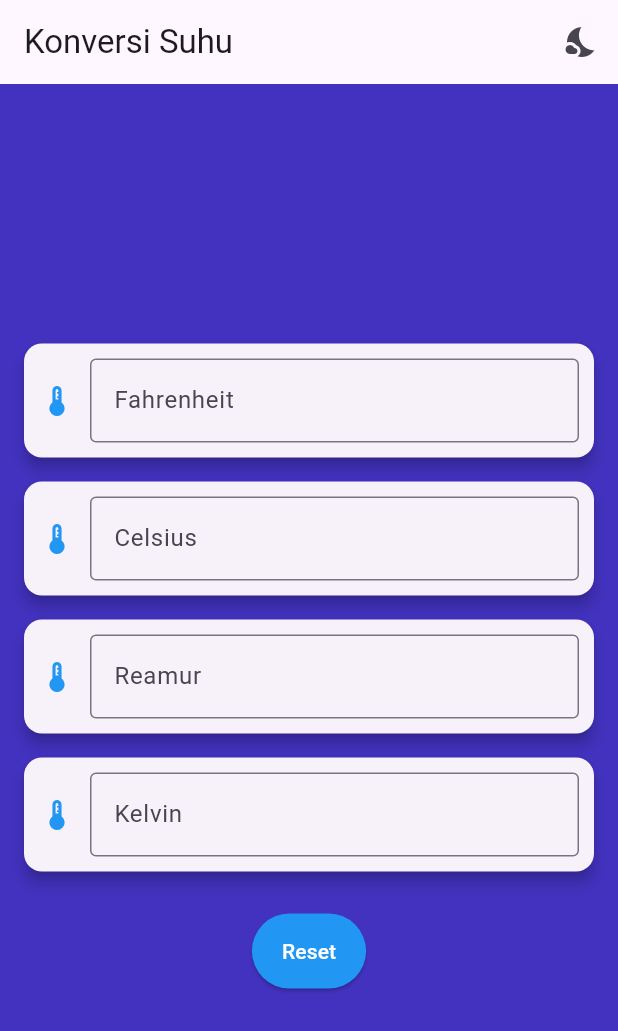
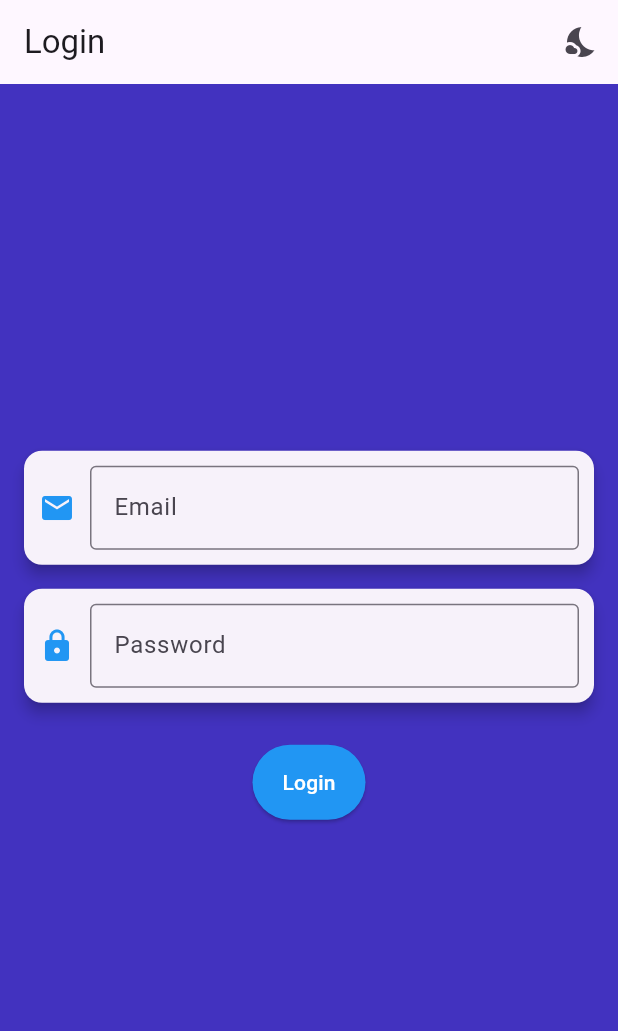
Before and after one commit to wilda0864/Konversi_Suhu, a Flutter app: the screen it shows after launch, on a phone screen of 412 x 824 dp. Shown: the top 1031 px of the screen. Run offline on Flutter 3.47's test engine with Material 3 defaults, Android fonts, the light colour scheme and no system bars.

Commit message:
memperbarui kode

```diff
--- /dev/null
+++ b/lib/login_page.dart
@@ -0,0 +1,115 @@
+import 'package:flutter/material.dart';
+import 'konversi.dart';
+import 'package:flutter/services.dart';
+
+class MyLoginPage extends StatefulWidget {
+  const MyLoginPage({super.key});
+
+  @override
+  State<MyLoginPage> createState() => _MyLoginPageState();
+}
+
+class _MyLoginPageState extends State<MyLoginPage> {
+  final TextEditingController emailController = TextEditingController();
+  final TextEditingController passwordController = TextEditingController();
+  bool _isDarkMode = false;
+  String useremail = "wildaaurora4@gmail.com";
+  String pass = "080604";
+  String notif = " ";
+
+  void login(String email, String password) {
+    if (email == useremail && password == pass) {
+      setState(() {
+        notif = " ";
+      });
+      Navigator.push(
+        context,
+        MaterialPageRoute(builder: (context) => const TemperatureConverter()),
+      );
+    } else {
+      setState(() {
+        notif = "Email atau password salah";
+      });
+    }
+  }
+
+  Widget _buildTextField(String label, TextEditingController controller, bool obscureText, IconData icon) {
+    return Card(
+      elevation: 4,
+      margin: const EdgeInsets.symmetric(vertical: 8),
+      child: Padding(
+        padding: const EdgeInsets.all(10),
+        child: Row(
+          children: [
+            Icon(icon, color: Colors.blue),
+            const SizedBox(width: 10),
+            Expanded(
+              child: TextField(
+                controller: controller,
+                obscureText: obscureText,
+                keyboardType:
+                    obscureText ? TextInputType.text : TextInputType.emailAddress,
+                inputFormatters: obscureText
+                    ? null
+                    : [FilteringTextInputFormatter.deny(RegExp(r'\s'))],
+                decoration: InputDecoration(
+                  labelText: label,
+                  border: const OutlineInputBorder(),
+                ),
+              ),
+            ),
+          ],
+        ),
+      ),
+    );
+  }
+
+  @override
+  Widget build(BuildContext context) {
+    return Scaffold(
+      appBar: AppBar(
+        title: const Text('Login'),
+        actions: [
+          IconButton(
+            icon: Icon(_isDarkMode ? Icons.wb_sunny : Icons.nights_stay),
+            onPressed: () {
+              setState(() {
+                _isDarkMode = !_isDarkMode;
+              });
+            },
+          ),
+        ],
+      ),
+      backgroundColor: _isDarkMode ? Colors.black : const Color.fromARGB(255, 66, 50, 191),
+      body: Padding(
+        padding: const EdgeInsets.all(16.0),
+        child: Column(
+          mainAxisAlignment: MainAxisAlignment.center,
+          children: [
+            _buildTextField('Email', emailController, false, Icons.email),
+            _buildTextField('Password', passwordController, true, Icons.lock),
+            const SizedBox(height: 20),
+            ElevatedButton(
+              onPressed: () => login(emailController.text, passwordController.text),
+              style: ElevatedButton.styleFrom(
+                backgroundColor: Colors.blue,
+                foregroundColor: Colors.white,
+                padding: const EdgeInsets.symmetric(horizontal: 20, vertical: 15),
+              ),
+              child: const Text('Login'),
+            ),
+            const SizedBox(height: 20),
+            Text(
+              notif,
+              textAlign: TextAlign.center,
+              style: const TextStyle(
+                fontWeight: FontWeight.w600,
+                fontSize: 15,
+              ),
+            ),
+          ],
+        ),
+      ),
+    );
+  }
+}
--- a/lib/main.dart
+++ b/lib/main.dart
@@ -1,5 +1,5 @@
 import 'package:flutter/material.dart';
-import 'konversi.dart';
+import 'login_page.dart';
 
 void main() {
   runApp(const MyApp());
@@ -16,7 +16,7 @@ class MyApp extends StatelessWidget {
       theme: ThemeData(
         primarySwatch: Colors.blue,
       ),
-      home: const TemperatureConverter(),
+      home: const MyLoginPage(),
     );
   }
 }
```
